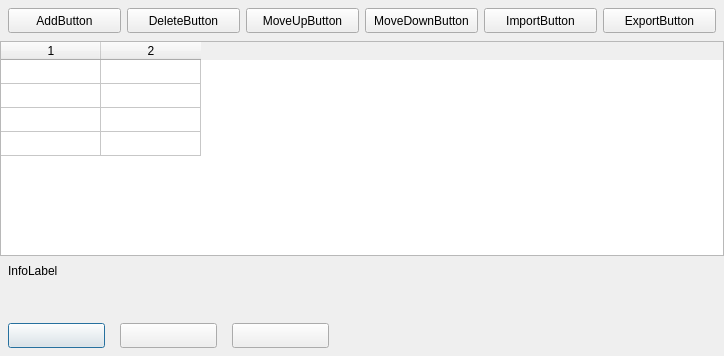
Before: the Qt Designer form src/forms/LinkFileEditFormUnit.ui in Eldricos/D-Fend-Reborn, drawn with Qt 5.
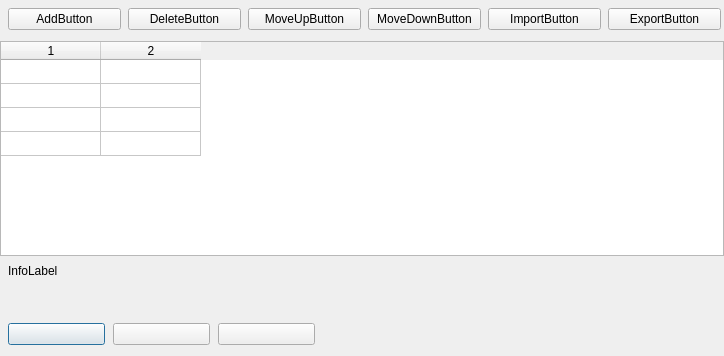
After: the same form once the commit is applied. Icons and pictures are not drawn.

Commit message: Remaining dialogs: Qt layouts instead of fixed pixel positions

```diff
--- a/src/forms/LinkFileEditFormUnit.ui
+++ b/src/forms/LinkFileEditFormUnit.ui
@@ -27,53 +27,85 @@
       <property name="frameShape"><enum>QFrame::NoFrame</enum></property>
       <property name="frameShadow"><enum>QFrame::Plain</enum></property>
       <property name="vclClass" stdset="0"><string notr="true">TPanel</string></property>
+      <layout class="QGridLayout" name="TopPanel_Layout" columnstretch="0,0,0,0,0,0,1">
+        <property name="leftMargin"><number>8</number></property>
+        <property name="topMargin"><number>8</number></property>
+        <property name="rightMargin"><number>4</number></property>
+        <property name="bottomMargin"><number>8</number></property>
+        <property name="horizontalSpacing"><number>8</number></property>
+        <property name="verticalSpacing"><number>4</number></property>
+        <item row="0" column="0" alignment="Qt::AlignLeft">
       <widget class="QPushButton" name="AddButton">
-        <property name="geometry"><rect><x>8</x><y>8</y><width>113</width><height>25</height></rect></property>
         <property name="text"><string>AddButton</string></property>
         <property name="icon"><iconset resource="../../resources/dfend.qrc"><normaloff>:/glyphs/7bc99400adfc8024.png</normaloff></iconset></property>
         <property name="autoDefault"><bool>false</bool></property>
         <property name="vclOnClick" stdset="0"><string notr="true">ButtonWork</string></property>
-      </widget>
+            <property name="minimumSize"><size><width>113</width><height>0</height></size></property>
+          </widget>
+        </item>
+        <item row="0" column="1" alignment="Qt::AlignLeft">
       <widget class="QPushButton" name="DeleteButton">
-        <property name="geometry"><rect><x>127</x><y>8</y><width>113</width><height>25</height></rect></property>
         <property name="tag" stdset="0"><number>1</number></property>
         <property name="text"><string>DeleteButton</string></property>
         <property name="icon"><iconset resource="../../resources/dfend.qrc"><normaloff>:/glyphs/86ad06b420cc830c.png</normaloff></iconset></property>
         <property name="autoDefault"><bool>false</bool></property>
         <property name="vclOnClick" stdset="0"><string notr="true">ButtonWork</string></property>
-      </widget>
+            <property name="minimumSize"><size><width>113</width><height>0</height></size></property>
+          </widget>
+        </item>
+        <item row="0" column="2" alignment="Qt::AlignLeft">
       <widget class="QPushButton" name="MoveUpButton">
-        <property name="geometry"><rect><x>246</x><y>8</y><width>113</width><height>25</height></rect></property>
         <property name="tag" stdset="0"><number>2</number></property>
         <property name="text"><string>MoveUpButton</string></property>
         <property name="icon"><iconset resource="../../resources/dfend.qrc"><normaloff>:/glyphs/0ae3fe79a233a82b.png</normaloff></iconset></property>
         <property name="autoDefault"><bool>false</bool></property>
         <property name="vclOnClick" stdset="0"><string notr="true">ButtonWork</string></property>
-      </widget>
+            <property name="minimumSize"><size><width>113</width><height>0</height></size></property>
+          </widget>
+        </item>
+        <item row="0" column="3" alignment="Qt::AlignLeft">
       <widget class="QPushButton" name="MoveDownButton">
-        <property name="geometry"><rect><x>365</x><y>8</y><width>113</width><height>25</height></rect></property>
         <property name="tag" stdset="0"><number>3</number></property>
         <property name="text"><string>MoveDownButton</string></property>
         <property name="icon"><iconset resource="../../resources/dfend.qrc"><normaloff>:/glyphs/1caf3e36d49c7929.png</normaloff></iconset></property>
         <property name="autoDefault"><bool>false</bool></property>
         <property name="vclOnClick" stdset="0"><string notr="true">ButtonWork</string></property>
-      </widget>
+            <property name="minimumSize"><size><width>113</width><height>0</height></size></property>
+          </widget>
+        </item>
+        <item row="0" column="4" alignment="Qt::AlignLeft">
       <widget class="QPushButton" name="ImportButton">
-        <property name="geometry"><rect><x>484</x><y>8</y><width>113</width><height>25</height></rect></property>
         <property name="tag" stdset="0"><number>4</number></property>
         <property name="text"><string>ImportButton</string></property>
         <property name="icon"><iconset resource="../../resources/dfend.qrc"><normaloff>:/glyphs/22757710f9f65b9c.png</normaloff></iconset></property>
         <property name="autoDefault"><bool>false</bool></property>
         <property name="vclOnClick" stdset="0"><string notr="true">ButtonWork</string></property>
-      </widget>
+            <property name="minimumSize"><size><width>113</width><height>0</height></size></property>
+          </widget>
+        </item>
+        <item row="0" column="5" alignment="Qt::AlignLeft">
       <widget class="QPushButton" name="ExportButton">
-        <property name="geometry"><rect><x>603</x><y>8</y><width>113</width><height>25</height></rect></property>
         <property name="tag" stdset="0"><number>5</number></property>
         <property name="text"><string>ExportButton</string></property>
         <property name="icon"><iconset resource="../../resources/dfend.qrc"><normaloff>:/glyphs/8e942893982b8939.png</normaloff></iconset></property>
         <property name="autoDefault"><bool>false</bool></property>
         <property name="vclOnClick" stdset="0"><string notr="true">ButtonWork</string></property>
-      </widget>
+            <property name="minimumSize"><size><width>113</width><height>0</height></size></property>
+          </widget>
+        </item>
+        <item row="0" column="6">
+          <spacer name="TopPanel_Layout_HFill">
+            <property name="orientation"><enum>Qt::Horizontal</enum></property>
+            <property name="sizeHint" stdset="0"><size><width>0</width><height>0</height></size></property>
+          </spacer>
+        </item>
+        <item row="1" column="0">
+          <spacer name="TopPanel_VFill">
+            <property name="orientation"><enum>Qt::Vertical</enum></property>
+            <property name="sizeHint" stdset="0"><size><width>0</width><height>0</height></size></property>
+          </spacer>
+        </item>
+      </layout>
     </widget>
     <widget class="QFrame" name="BottomPanel">
       <property name="geometry"><rect><x>0</x><y>315</y><width>724</width><height>41</height></rect></property>
@@ -81,30 +113,56 @@
       <property name="frameShape"><enum>QFrame::NoFrame</enum></property>
       <property name="frameShadow"><enum>QFrame::Plain</enum></property>
       <property name="vclClass" stdset="0"><string notr="true">TPanel</string></property>
+      <layout class="QGridLayout" name="BottomPanel_Layout" columnstretch="0,0,0,1">
+        <property name="leftMargin"><number>8</number></property>
+        <property name="topMargin"><number>8</number></property>
+        <property name="rightMargin"><number>4</number></property>
+        <property name="bottomMargin"><number>8</number></property>
+        <property name="horizontalSpacing"><number>8</number></property>
+        <property name="verticalSpacing"><number>4</number></property>
+        <item row="0" column="0" alignment="Qt::AlignLeft">
       <widget class="QPushButton" name="OKButton">
-        <property name="geometry"><rect><x>8</x><y>8</y><width>97</width><height>25</height></rect></property>
-        <property name="text"><string></string></property>
+            <property name="text"><string /></property>
         <property name="autoDefault"><bool>false</bool></property>
         <property name="vclKind" stdset="0"><string notr="true">bkOK</string></property>
         <property name="default"><bool>true</bool></property>
         <property name="vclModalResult" stdset="0"><string notr="true">mrOk</string></property>
         <property name="vclOnClick" stdset="0"><string notr="true">OKButtonClick</string></property>
-      </widget>
+            <property name="minimumSize"><size><width>97</width><height>0</height></size></property>
+          </widget>
+        </item>
+        <item row="0" column="1" alignment="Qt::AlignLeft">
       <widget class="QPushButton" name="CancelButton">
-        <property name="geometry"><rect><x>120</x><y>8</y><width>97</width><height>25</height></rect></property>
-        <property name="text"><string></string></property>
+            <property name="text"><string /></property>
         <property name="autoDefault"><bool>false</bool></property>
         <property name="vclKind" stdset="0"><string notr="true">bkCancel</string></property>
         <property name="vclCancel" stdset="0"><bool>true</bool></property>
         <property name="vclModalResult" stdset="0"><string notr="true">mrCancel</string></property>
-      </widget>
+            <property name="minimumSize"><size><width>97</width><height>0</height></size></property>
+          </widget>
+        </item>
+        <item row="0" column="2" alignment="Qt::AlignLeft">
       <widget class="QPushButton" name="HelpButton">
-        <property name="geometry"><rect><x>232</x><y>8</y><width>97</width><height>25</height></rect></property>
-        <property name="text"><string></string></property>
+            <property name="text"><string /></property>
         <property name="autoDefault"><bool>false</bool></property>
         <property name="vclKind" stdset="0"><string notr="true">bkHelp</string></property>
         <property name="vclOnClick" stdset="0"><string notr="true">HelpButtonClick</string></property>
-      </widget>
+            <property name="minimumSize"><size><width>97</width><height>0</height></size></property>
+          </widget>
+        </item>
+        <item row="0" column="3">
+          <spacer name="BottomPanel_Layout_HFill">
+            <property name="orientation"><enum>Qt::Horizontal</enum></property>
+            <property name="sizeHint" stdset="0"><size><width>0</width><height>0</height></size></property>
+          </spacer>
+        </item>
+        <item row="1" column="0">
+          <spacer name="BottomPanel_VFill">
+            <property name="orientation"><enum>Qt::Vertical</enum></property>
+            <property name="sizeHint" stdset="0"><size><width>0</width><height>0</height></size></property>
+          </spacer>
+        </item>
+      </layout>
     </widget>
     <widget class="QFrame" name="InfoPanel">
       <property name="geometry"><rect><x>0</x><y>256</y><width>724</width><height>59</height></rect></property>
@@ -112,14 +170,28 @@
       <property name="frameShape"><enum>QFrame::NoFrame</enum></property>
       <property name="frameShadow"><enum>QFrame::Plain</enum></property>
       <property name="vclClass" stdset="0"><string notr="true">TPanel</string></property>
+      <layout class="QGridLayout" name="InfoPanel_Layout" columnstretch="0,1" rowstretch="1">
+        <property name="leftMargin"><number>8</number></property>
+        <property name="topMargin"><number>8</number></property>
+        <property name="rightMargin"><number>8</number></property>
+        <property name="bottomMargin"><number>8</number></property>
+        <property name="horizontalSpacing"><number>8</number></property>
+        <property name="verticalSpacing"><number>4</number></property>
+        <item row="0" column="0" colspan="2">
       <widget class="QLabel" name="InfoLabel">
-        <property name="geometry"><rect><x>8</x><y>8</y><width>702</width><height>45</height></rect></property>
-        <property name="vclAnchors" stdset="0"><string notr="true">akLeft,akTop,akRight,akBottom</string></property>
         <property name="text"><string>InfoLabel</string></property>
         <property name="textFormat"><enum>Qt::PlainText</enum></property>
         <property name="wordWrap"><bool>true</bool></property>
         <property name="alignment"><set>Qt::AlignLeft|Qt::AlignTop</set></property>
       </widget>
+        </item>
+        <item row="0" column="1">
+          <spacer name="InfoPanel_Layout_HFill">
+            <property name="orientation"><enum>Qt::Horizontal</enum></property>
+            <property name="sizeHint" stdset="0"><size><width>0</width><height>0</height></size></property>
+          </spacer>
+        </item>
+      </layout>
     </widget>
   </widget>
   <tabstops>
```
Left out of the diff: 6 changed lines with no effect on the pictures. Lines whose indentation alone changed are shown as unchanged. The commit also changes 102 other files.
